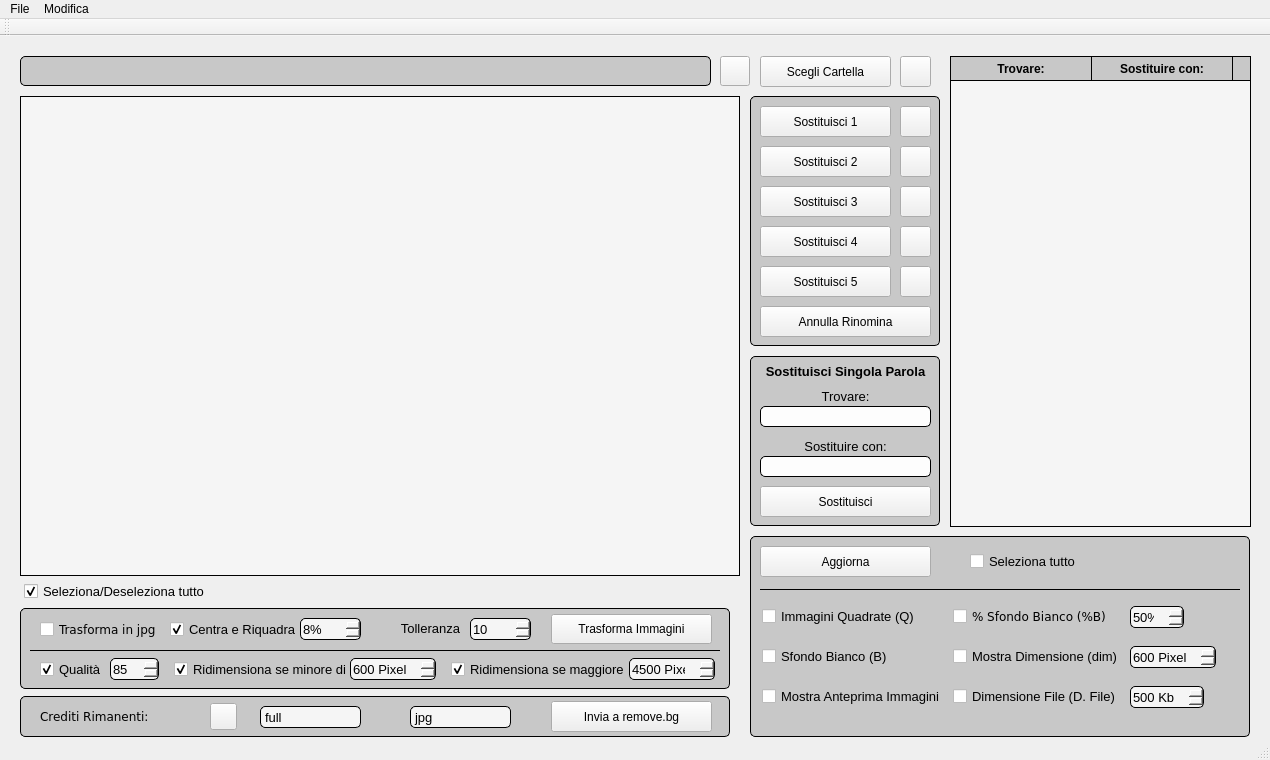
Above: WindowWidgets/MainWindow/mainwindow.ui from RobertoRomolini/FotoMaster before the change. Below: the same form after it.
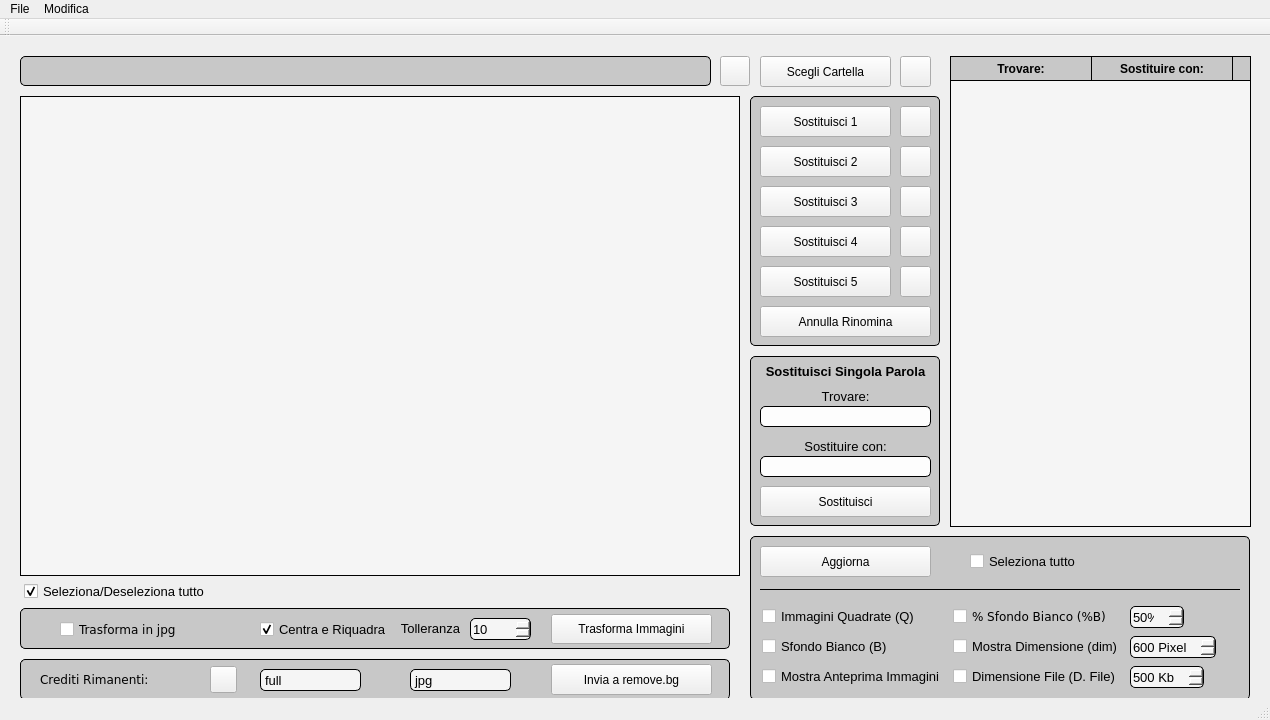
That is the form after the change. Icons and pictures are not drawn. Custom widgets are drawn as their Qt base class.

Commit message: Move options to settings widget

The edit to the form file:
```diff
--- a/WindowWidgets/MainWindow/mainwindow.ui
+++ b/WindowWidgets/MainWindow/mainwindow.ui
@@ -7,13 +7,13 @@
     <x>0</x>
     <y>0</y>
     <width>1270</width>
-    <height>760</height>
+    <height>720</height>
    </rect>
   </property>
   <property name="minimumSize">
    <size>
     <width>1270</width>
-    <height>760</height>
+    <height>720</height>
    </size>
   </property>
   <property name="windowTitle">
@@ -633,7 +633,7 @@
     <property name="geometry">
      <rect>
       <x>953</x>
-      <y>650</y>
+      <y>630</y>
       <width>163</width>
       <height>20</height>
      </rect>
@@ -654,7 +654,7 @@
     <property name="geometry">
      <rect>
       <x>1130</x>
-      <y>650</y>
+      <y>630</y>
       <width>74</width>
       <height>22</height>
      </rect>
@@ -724,7 +724,7 @@
     <property name="geometry">
      <rect>
       <x>953</x>
-      <y>610</y>
+      <y>600</y>
       <width>167</width>
       <height>20</height>
      </rect>
@@ -745,7 +745,7 @@
     <property name="geometry">
      <rect>
       <x>1130</x>
-      <y>610</y>
+      <y>600</y>
       <width>86</width>
       <height>22</height>
      </rect>
@@ -842,7 +842,7 @@
     <property name="geometry">
      <rect>
       <x>762</x>
-      <y>610</y>
+      <y>600</y>
       <width>141</width>
       <height>20</height>
      </rect>
@@ -863,7 +863,7 @@
     <property name="geometry">
      <rect>
       <x>762</x>
-      <y>650</y>
+      <y>630</y>
       <width>191</width>
       <height>20</height>
      </rect>
@@ -990,79 +990,6 @@
      <set>Qt::AlignRight|Qt::AlignTrailing|Qt::AlignVCenter</set>
     </property>
    </widget>
-   <widget class="QSpinBox" name="percAumento">
-    <property name="geometry">
-     <rect>
-      <x>300</x>
-      <y>582</y>
-      <width>61</width>
-      <height>22</height>
-     </rect>
-    </property>
-    <property name="font">
-     <font>
-      <family>Helvetica</family>
-      <pointsize>10</pointsize>
-      <weight>50</weight>
-      <italic>false</italic>
-      <bold>false</bold>
-     </font>
-    </property>
-    <property name="styleSheet">
-     <string notr="true">QSpinBox
-{
-	background-color: rgb(245, 245, 245);
-	border: 1px solid black;
-	border-radius: 5px;
-	padding-right: 15px;
-	font: 10pt 'Helvetica';
-}
-
-QSpinBox::up-button
-{
-	subcontrol-origin: border;
-    border-image: url(:/Files/Files/up.png);
-    border-width: 1px;
-	margin-right: 2px;
-}
-
-QSpinBox::up-button:hover
-{
-	subcontrol-origin: border;
-    border-image: url(:/Files/Files/up.png);
-    border-width: 1px;
-	background-color: #6C6C6C;
-}
-
-QSpinBox::down-button
-{
-	subcontrol-origin: border;
-    border-image: url(:/Files/Files/down.png);
-    border-width: 1px;
-	margin-right: 2px;
-}
-
-QSpinBox::down-button:hover
-{
-	subcontrol-origin: border;
-    border-image: url(:/Files/Files/down.png);
-    border-width: 1px;
-	background-color: #6C6C6C;
-}</string>
-    </property>
-    <property name="suffix">
-     <string>%</string>
-    </property>
-    <property name="minimum">
-     <number>0</number>
-    </property>
-    <property name="maximum">
-     <number>500</number>
-    </property>
-    <property name="value">
-     <number>8</number>
-    </property>
-   </widget>
    <widget class="QSpinBox" name="tolleranza">
     <property name="geometry">
      <rect>
@@ -1136,7 +1063,7 @@
    <widget class="QCheckboxCustom" name="centraRiquadra">
     <property name="geometry">
      <rect>
-      <x>170</x>
+      <x>260</x>
       <y>583</y>
       <width>127</width>
       <height>20</height>
@@ -1157,204 +1084,10 @@
      <bool>true</bool>
     </property>
    </widget>
-   <widget class="QCheckboxCustom" name="ridimensionaMin">
-    <property name="geometry">
-     <rect>
-      <x>174</x>
-      <y>623</y>
-      <width>174</width>
-      <height>20</height>
-     </rect>
-    </property>
-    <property name="font">
-     <font>
-      <pointsize>10</pointsize>
-     </font>
-    </property>
-    <property name="toolTip">
-     <string>&lt;html&gt;&lt;head/&gt;&lt;body&gt;&lt;p align=&quot;justify&quot;&gt;Ridimensiona la foto se minore del valore indicato&lt;/p&gt;&lt;/body&gt;&lt;/html&gt;</string>
-    </property>
-    <property name="text">
-     <string>Ridimensiona se minore di</string>
-    </property>
-    <property name="checked">
-     <bool>true</bool>
-    </property>
-   </widget>
-   <widget class="QSpinBox" name="latoMin">
-    <property name="geometry">
-     <rect>
-      <x>350</x>
-      <y>622</y>
-      <width>86</width>
-      <height>22</height>
-     </rect>
-    </property>
-    <property name="font">
-     <font>
-      <family>Helvetica</family>
-      <pointsize>10</pointsize>
-      <weight>50</weight>
-      <italic>false</italic>
-      <bold>false</bold>
-     </font>
-    </property>
-    <property name="styleSheet">
-     <string notr="true">QSpinBox
-{
-	background-color: rgb(245, 245, 245);
-	border: 1px solid black;
-	border-radius: 5px;
-	padding-right: 15px;
-	font: 10pt 'Helvetica';
-}
-
-QSpinBox::up-button
-{
-	subcontrol-origin: border;
-    border-image: url(:/Files/Files/up.png);
-    border-width: 1px;
-	margin-right: 2px;
-}
-
-QSpinBox::up-button:hover
-{
-	subcontrol-origin: border;
-    border-image: url(:/Files/Files/up.png);
-    border-width: 1px;
-	background-color: #6C6C6C;
-}
-
-QSpinBox::down-button
-{
-	subcontrol-origin: border;
-    border-image: url(:/Files/Files/down.png);
-    border-width: 1px;
-	margin-right: 2px;
-}
-
-QSpinBox::down-button:hover
-{
-	subcontrol-origin: border;
-    border-image: url(:/Files/Files/down.png);
-    border-width: 1px;
-	background-color: #6C6C6C;
-}</string>
-    </property>
-    <property name="suffix">
-     <string> Pixel</string>
-    </property>
-    <property name="minimum">
-     <number>10</number>
-    </property>
-    <property name="maximum">
-     <number>4000</number>
-    </property>
-    <property name="singleStep">
-     <number>20</number>
-    </property>
-    <property name="value">
-     <number>600</number>
-    </property>
-   </widget>
-   <widget class="QSpinBox" name="qualitaSalvataggio">
-    <property name="geometry">
-     <rect>
-      <x>110</x>
-      <y>622</y>
-      <width>49</width>
-      <height>22</height>
-     </rect>
-    </property>
-    <property name="font">
-     <font>
-      <family>Helvetica</family>
-      <pointsize>10</pointsize>
-      <weight>50</weight>
-      <italic>false</italic>
-      <bold>false</bold>
-     </font>
-    </property>
-    <property name="styleSheet">
-     <string notr="true">QSpinBox
-{
-	background-color: rgb(245, 245, 245);
-	border: 1px solid black;
-	border-radius: 5px;
-	padding-right: 15px;
-	font: 10pt 'Helvetica';
-}
-
-QSpinBox::up-button
-{
-	subcontrol-origin: border;
-    border-image: url(:/Files/Files/up.png);
-    border-width: 1px;
-	margin-right: 2px;
-}
-
-QSpinBox::up-button:hover
-{
-	subcontrol-origin: border;
-    border-image: url(:/Files/Files/up.png);
-    border-width: 1px;
-	background-color: #6C6C6C;
-}
-
-QSpinBox::down-button
-{
-	subcontrol-origin: border;
-    border-image: url(:/Files/Files/down.png);
-    border-width: 1px;
-	margin-right: 2px;
-}
-
-QSpinBox::down-button:hover
-{
-	subcontrol-origin: border;
-    border-image: url(:/Files/Files/down.png);
-    border-width: 1px;
-	background-color: #6C6C6C;
-}</string>
-    </property>
-    <property name="minimum">
-     <number>1</number>
-    </property>
-    <property name="maximum">
-     <number>100</number>
-    </property>
-    <property name="value">
-     <number>85</number>
-    </property>
-   </widget>
-   <widget class="QCheckboxCustom" name="trasformaQualita">
-    <property name="geometry">
-     <rect>
-      <x>40</x>
-      <y>623</y>
-      <width>63</width>
-      <height>20</height>
-     </rect>
-    </property>
-    <property name="font">
-     <font>
-      <pointsize>10</pointsize>
-     </font>
-    </property>
-    <property name="toolTip">
-     <string>&lt;html&gt;&lt;head/&gt;&lt;body&gt;&lt;p&gt;Se non spuntato setta la qualità al massimo&lt;/p&gt;&lt;/body&gt;&lt;/html&gt;</string>
-    </property>
-    <property name="text">
-     <string>Qualità</string>
-    </property>
-    <property name="checked">
-     <bool>true</bool>
-    </property>
-   </widget>
    <widget class="QCheckboxCustom" name="trasformaJPG">
     <property name="geometry">
      <rect>
-      <x>40</x>
+      <x>60</x>
       <y>583</y>
       <width>121</width>
       <height>20</height>
@@ -1397,7 +1130,7 @@
       <x>750</x>
       <y>500</y>
       <width>500</width>
-      <height>201</height>
+      <height>164</height>
      </rect>
     </property>
     <property name="styleSheet">
@@ -1415,7 +1148,7 @@
       <x>20</x>
       <y>572</y>
       <width>710</width>
-      <height>81</height>
+      <height>41</height>
      </rect>
     </property>
     <property name="styleSheet">
@@ -1427,127 +1160,11 @@
      <enum>Qt::Vertical</enum>
     </property>
    </widget>
-   <widget class="Line" name="trasformaImmaginiLine">
-    <property name="geometry">
-     <rect>
-      <x>30</x>
-      <y>614</y>
-      <width>690</width>
-      <height>1</height>
-     </rect>
-    </property>
-    <property name="styleSheet">
-     <string notr="true">background-color: rgb(0, 0, 0);</string>
-    </property>
-    <property name="orientation">
-     <enum>Qt::Horizontal</enum>
-    </property>
-   </widget>
-   <widget class="QCheckboxCustom" name="ridimensionaMax">
-    <property name="geometry">
-     <rect>
-      <x>451</x>
-      <y>623</y>
-      <width>174</width>
-      <height>20</height>
-     </rect>
-    </property>
-    <property name="font">
-     <font>
-      <pointsize>10</pointsize>
-     </font>
-    </property>
-    <property name="toolTip">
-     <string>&lt;html&gt;&lt;head/&gt;&lt;body&gt;&lt;p align=&quot;justify&quot;&gt;Ridimensiona la foto se minore del valore indicato&lt;/p&gt;&lt;/body&gt;&lt;/html&gt;</string>
-    </property>
-    <property name="text">
-     <string>Ridimensiona se maggiore di</string>
-    </property>
-    <property name="checked">
-     <bool>true</bool>
-    </property>
-   </widget>
-   <widget class="QSpinBox" name="latoMax">
-    <property name="geometry">
-     <rect>
-      <x>629</x>
-      <y>622</y>
-      <width>86</width>
-      <height>22</height>
-     </rect>
-    </property>
-    <property name="font">
-     <font>
-      <family>Helvetica</family>
-      <pointsize>10</pointsize>
-      <weight>50</weight>
-      <italic>false</italic>
-      <bold>false</bold>
-     </font>
-    </property>
-    <property name="styleSheet">
-     <string notr="true">QSpinBox
-{
-	background-color: rgb(245, 245, 245);
-	border: 1px solid black;
-	border-radius: 5px;
-	padding-right: 15px;
-	font: 10pt 'Helvetica';
-}
-
-QSpinBox::up-button
-{
-	subcontrol-origin: border;
-    border-image: url(:/Files/Files/up.png);
-    border-width: 1px;
-	margin-right: 2px;
-}
-
-QSpinBox::up-button:hover
-{
-	subcontrol-origin: border;
-    border-image: url(:/Files/Files/up.png);
-    border-width: 1px;
-	background-color: #6C6C6C;
-}
-
-QSpinBox::down-button
-{
-	subcontrol-origin: border;
-    border-image: url(:/Files/Files/down.png);
-    border-width: 1px;
-	margin-right: 2px;
-}
-
-QSpinBox::down-button:hover
-{
-	subcontrol-origin: border;
-    border-image: url(:/Files/Files/down.png);
-    border-width: 1px;
-	background-color: #6C6C6C;
-}</string>
-    </property>
-    <property name="suffix">
-     <string> Pixel</string>
-    </property>
-    <property name="minimum">
-     <number>10</number>
-    </property>
-    <property name="maximum">
-     <number>9999</number>
-    </property>
-    <property name="singleStep">
-     <number>20</number>
-    </property>
-    <property name="value">
-     <number>4500</number>
-    </property>
-   </widget>
    <widget class="QPushButtonGreen" name="removeBg">
     <property name="geometry">
      <rect>
       <x>551</x>
-      <y>665</y>
+      <y>628</y>
       <width>161</width>
       <height>31</height>
      </rect>
@@ -1560,7 +1177,7 @@
     <property name="geometry">
      <rect>
       <x>20</x>
-      <y>660</y>
+      <y>623</y>
       <width>710</width>
       <height>41</height>
      </rect>
@@ -1578,7 +1195,7 @@
     <property name="geometry">
      <rect>
       <x>410</x>
-      <y>670</y>
+      <y>633</y>
       <width>101</width>
       <height>22</height>
      </rect>
@@ -1634,7 +1251,7 @@
     <property name="geometry">
      <rect>
       <x>260</x>
-      <y>670</y>
+      <y>633</y>
       <width>101</width>
       <height>22</height>
      </rect>
@@ -1687,7 +1304,7 @@
     <property name="geometry">
      <rect>
       <x>40</x>
-      <y>670</y>
+      <y>633</y>
       <width>111</width>
       <height>21</height>
      </rect>
@@ -1706,7 +1323,7 @@
     <property name="geometry">
      <rect>
       <x>156</x>
-      <y>670</y>
+      <y>633</y>
       <width>51</width>
       <height>21</height>
      </rect>
@@ -1727,7 +1344,7 @@
     <property name="geometry">
      <rect>
       <x>210</x>
-      <y>667</y>
+      <y>630</y>
       <width>27</width>
       <height>27</height>
      </rect>
```
Left out of the diff: 8 changed lines with no effect on the pictures. The commit also changes 2 other files.
